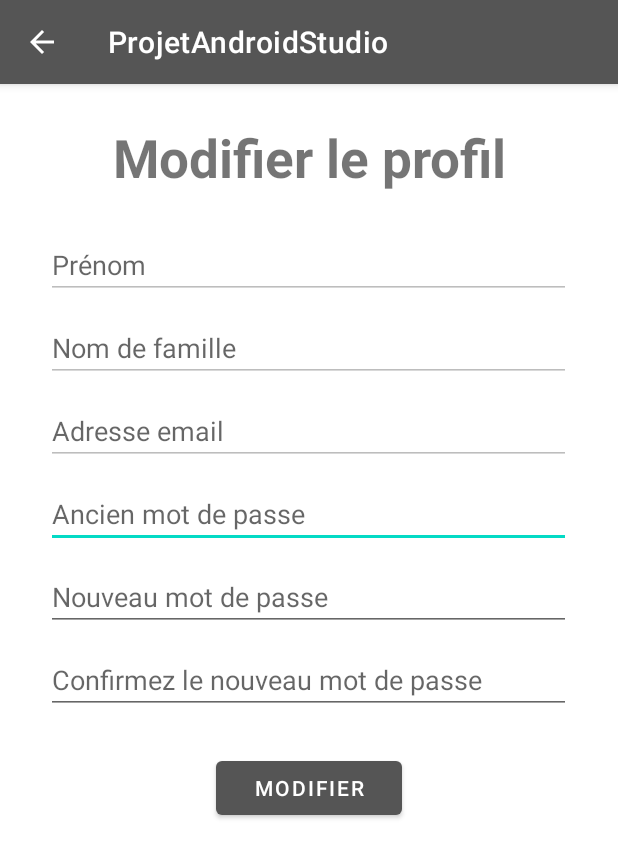
After one commit to LouisFitdevoie/ProjetAndroid, an Android app: the EditProfileActivity screen opened directly, with no data from a screen before it, on a phone screen of 412 x 824 dp. The commit adds this screen. Shown: the top 858 px of the screen. Run offline under Robolectric (Android 15) with nearby library versions, the phone set to English and light mode, and no system bars; 1 statement that could not run was skipped.

Commit message:
Ajout de l'activité EditProfile et gestion du retour à la page du choix de l'automate

```diff
--- a/app/src/main/AndroidManifest.xml
+++ b/app/src/main/AndroidManifest.xml
@@ -21,6 +21,7 @@
         <activity android:name=".Activities.ConnexionActivity" android:exported="true"/>
         <activity android:name=".Activities.InscriptionActivity" android:exported="true"/>
         <activity android:name=".Activities.ChoixAutomateActivity" android:exported="true"/>
+        <activity android:name=".Activities.EditProfileActivity" android:exported="true"/>
     </application>
 
 </manifest>
--- /dev/null
+++ b/app/src/main/java/be/heh/fitdevoie/projetandroidstudio/Activities/EditProfileActivity.java
@@ -0,0 +1,96 @@
+package be.heh.fitdevoie.projetandroidstudio.Activities;
+
+import android.app.AlertDialog;
+import android.content.Context;
+import android.content.DialogInterface;
+import android.content.Intent;
+import android.content.SharedPreferences;
+import android.os.Bundle;
+import android.preference.PreferenceManager;
+import android.view.MenuItem;
+import android.view.View;
+import android.view.inputmethod.InputMethodManager;
+import android.widget.Button;
+import android.widget.EditText;
+import android.widget.TextView;
+import android.widget.Toast;
+
+import androidx.annotation.NonNull;
+import androidx.appcompat.app.ActionBar;
+import androidx.appcompat.app.AppCompatActivity;
+
+import be.heh.fitdevoie.projetandroidstudio.Database.User;
+import be.heh.fitdevoie.projetandroidstudio.Database.UserAccessDB;
+import be.heh.fitdevoie.projetandroidstudio.R;
+
+public class EditProfileActivity extends AppCompatActivity {
+
+    EditText et_editProfile_firstName;
+    EditText et_editProfile_lastName;
+    EditText et_editProfile_email;
+    EditText et_editProfile_oldPassword;
+    EditText et_editProfile_password;
+    EditText et_editProfile_passwordConfirmation;
+    TextView tv_modification_incomplete;
+    Button bt_modification;
+    SharedPreferences prefs_data;
+
+    @Override
+    protected void onCreate(Bundle savedInstanceState) {
+        super.onCreate(savedInstanceState);
+        setContentView(R.layout.activity_edit_profile);
+        ActionBar ab = getSupportActionBar();
+        ab.setDisplayHomeAsUpEnabled(true);
+
+        et_editProfile_firstName = (EditText) findViewById(R.id.et_editProfile_firstName);
+        et_editProfile_lastName = (EditText) findViewById(R.id.et_editProfile_lastName);
+        et_editProfile_email = (EditText) findViewById(R.id.et_editProfile_email);
+        et_editProfile_oldPassword = (EditText) findViewById(R.id.et_editProfile_oldPassword);
+        et_editProfile_password = (EditText) findViewById(R.id.et_editProfile_password);
+        et_editProfile_passwordConfirmation = (EditText) findViewById(R.id.et_editProfile_passwordConfirmation);
+        tv_modification_incomplete = (TextView) findViewById(R.id.tv_modification_incomplete);
+        bt_modification = (Button) findViewById(R.id.bt_modification);
+
+        prefs_data = PreferenceManager.getDefaultSharedPreferences(getApplicationContext());
+        int userId = prefs_data.getInt("userId", -1);
+        User userConnected = new User();
+
+        if(userId >= 0) {
+            UserAccessDB db_modification = new UserAccessDB(this);
+            db_modification.openForRead();
+            userConnected = db_modification.getUserWithId(userId);
+            et_editProfile_firstName.setText(userConnected.getFirstName());
+            et_editProfile_lastName.setText(userConnected.getLastName());
+            et_editProfile_email.setText(userConnected.getEmailAddress());
+        } else {
+            Intent toMain = new Intent(this, MainActivity.class);
+            startActivity(toMain);
+            finish();
+        }
+    }
+
+    @Override
+    public void onBackPressed() {
+        Intent toChoixAutomate = new Intent(this, ChoixAutomateActivity.class);
+        startActivity(toChoixAutomate);
+        finish();
+    }
+
+    @Override
+    public boolean onOptionsItemSelected(@NonNull MenuItem item) {
+        final int BT_MODIFICATION = R.id.bt_modification;
+
+        switch (item.getItemId()) {
+            case android.R.id.home:
+                Intent toChoixAutomate = new Intent(this, ChoixAutomateActivity.class);
+                startActivity(toChoixAutomate);
+                finish();
+                return true;
+            case BT_MODIFICATION:
+
+
+                break;
+        }
+        return super.onOptionsItemSelected(item);
+    }
+}
--- /dev/null
+++ b/app/src/main/res/layout/activity_edit_profile.xml
@@ -0,0 +1,114 @@
+<?xml version="1.0" encoding="utf-8"?>
+<ScrollView
+    xmlns:android="http://schemas.android.com/apk/res/android"
+    android:layout_width="fill_parent"
+    android:layout_height="fill_parent">
+    <RelativeLayout xmlns:android="http://schemas.android.com/apk/res/android"
+        android:layout_width="match_parent"
+        android:layout_height="match_parent"
+        xmlns:tools="http://schemas.android.com/tools"
+        tools:context=".Activities.InscriptionActivity">
+
+        <TextView
+            android:id="@+id/tv_editProfile_title"
+            android:layout_width="match_parent"
+            android:layout_height="wrap_content"
+            android:text="Modifier le profil"
+            android:textSize="35sp"
+            android:textStyle="bold"
+            android:textAlignment="center"
+            android:layout_marginTop="25dp"
+            />
+
+        <EditText
+            android:id="@+id/et_editProfile_firstName"
+            android:layout_width="350dp"
+            android:layout_height="wrap_content"
+            android:inputType="text"
+            android:layout_below="@+id/tv_editProfile_title"
+            android:layout_marginTop="25dp"
+            android:layout_centerHorizontal="true"
+            android:hint="Prénom"
+            android:enabled="false"/>
+
+        <EditText
+            android:id="@+id/et_editProfile_lastName"
+            android:layout_width="350dp"
+            android:layout_height="wrap_content"
+            android:inputType="text"
+            android:layout_below="@+id/et_editProfile_firstName"
+            android:layout_marginTop="10dp"
+            android:layout_centerHorizontal="true"
+            android:hint="Nom de famille"
+            android:enabled="false"/>
+
+        <EditText
+            android:id="@+id/et_editProfile_email"
+            android:layout_width="350dp"
+            android:layout_height="wrap_content"
+            android:inputType="textEmailAddress"
+            android:layout_below="@+id/et_editProfile_lastName"
+            android:layout_marginTop="10dp"
+            android:layout_centerHorizontal="true"
+            android:hint="Adresse email"
+            android:enabled="false"/>
+
+        <EditText
+            android:id="@+id/et_editProfile_oldPassword"
+            android:layout_width="350dp"
+            android:layout_height="wrap_content"
+            android:inputType="textPassword"
+            android:layout_below="@+id/et_editProfile_email"
+            android:layout_marginTop="10dp"
+            android:layout_centerHorizontal="true"
+            android:hint="Ancien mot de passe"/>
+
+        <EditText
+            android:id="@+id/et_editProfile_password"
+            android:layout_width="350dp"
+            android:layout_height="wrap_content"
+            android:inputType="textPassword"
+            android:layout_below="@+id/et_editProfile_oldPassword"
+            android:layout_marginTop="10dp"
+            android:layout_centerHorizontal="true"
+            android:hint="Nouveau mot de passe"/>
+
+        <EditText
+            android:id="@+id/et_editProfile_passwordConfirmation"
+            android:layout_width="350dp"
+            android:layout_height="wrap_content"
+            android:inputType="textPassword"
+            android:layout_below="@+id/et_editProfile_password"
+            android:layout_marginTop="10dp"
+            android:layout_centerHorizontal="true"
+            android:hint="Confirmez le nouveau mot de passe"/>
+
+        <TextView
+            android:id="@+id/tv_modification_incomplete"
+            android:layout_width="match_parent"
+            android:layout_height="wrap_content"
+            android:maxHeight="0dp"
+            android:layout_below="@+id/et_editProfile_passwordConfirmation"
+            android:layout_marginTop="10dp"
+            android:layout_centerHorizontal="true"
+            android:layout_marginHorizontal="25dp"
+            android:textAlignment="center"
+            android:textColor="#FF0000"
+            android:text=""
+            android:visibility="invisible"/>
+
+        <Button
+            android:id="@+id/bt_modification"
+            android:layout_width="wrap_content"
+            android:layout_height="wrap_content"
+            android:layout_below="@+id/tv_modification_incomplete"
+            android:layout_centerHorizontal="true"
+            android:layout_marginTop="15dp"
+            android:onClick="onInscriptionClickManager"
+            android:paddingHorizontal="25dp"
+            android:text="Modifier"
+            tools:ignore="onClick"
+            android:layout_marginBottom="25dp"/>
+
+    </RelativeLayout>
+</ScrollView>
```
Also changed, not shown: app/src/main/java/be/heh/fitdevoie/projetandroidstudio/Activities/ChoixAutomateActivity.java (+11 -0 lines), app/src/main/java/be/heh/fitdevoie/projetandroidstudio/Database/UserAccessDB.java (+28 -0 lines), app/src/main/res/layout/activity_choix_automate.xml (+12 -1 lines).
